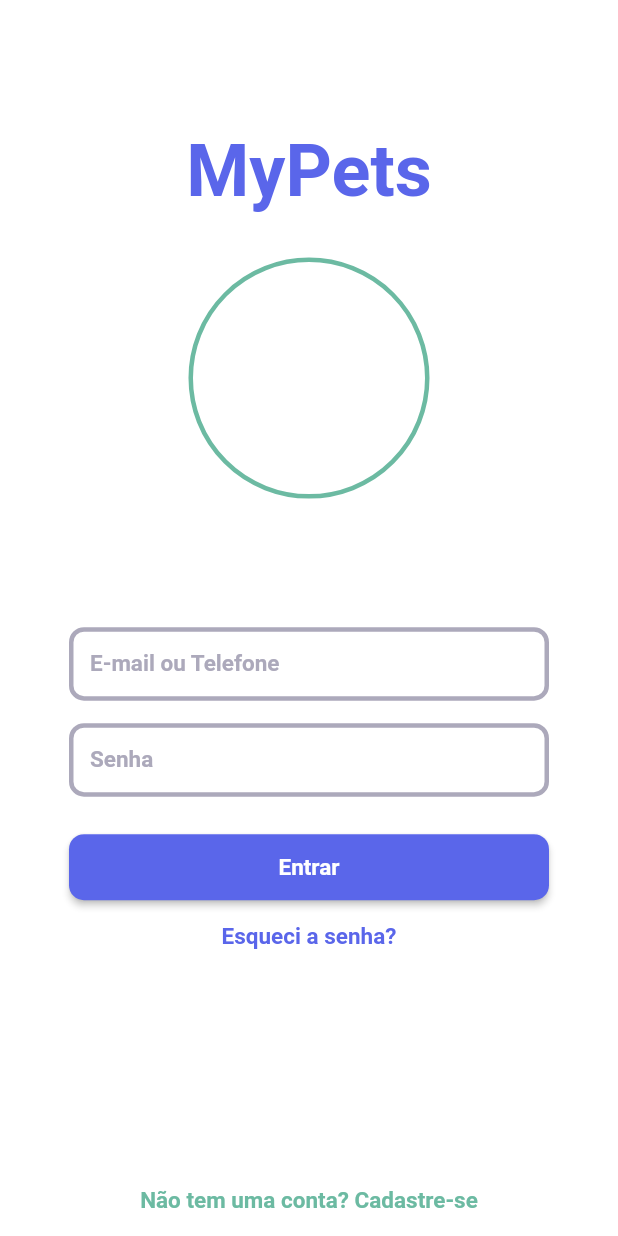
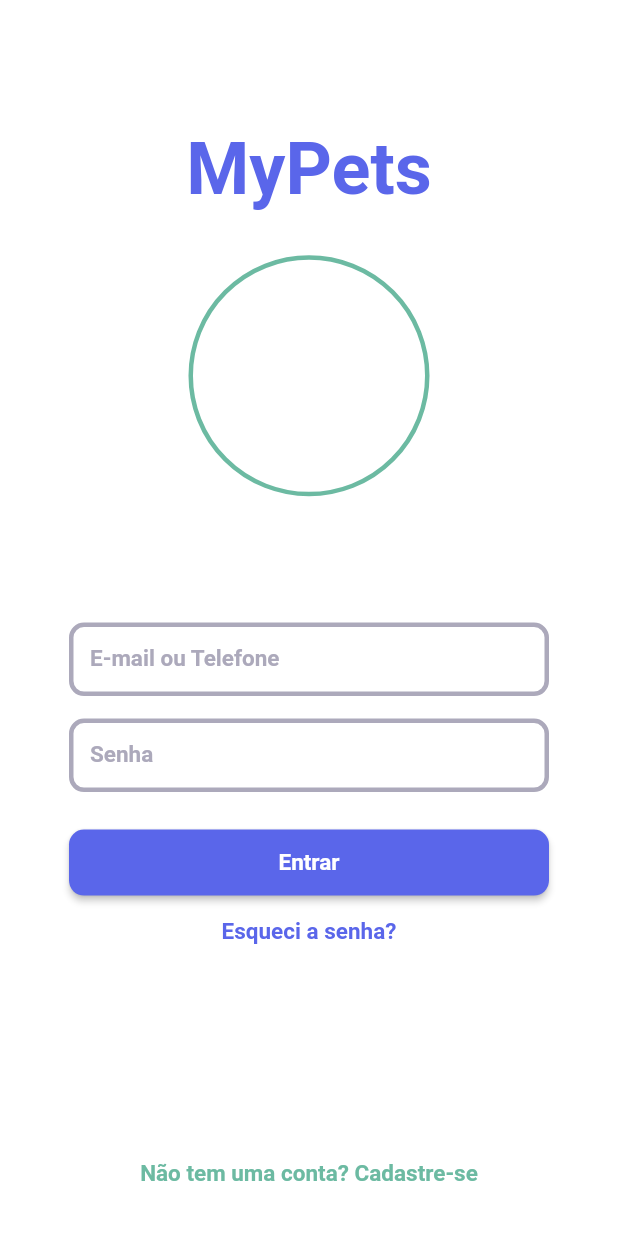
Before and after one commit to mypets-fiap/mypets_app, a Flutter app: the screen it shows after launch, on a phone screen of 412 x 824 dp. Run offline on Flutter 3.47's test engine with Material 2 defaults, Android fonts, the phone set to English and light mode, and no system bars; Roboto replaces fonts that are missing (Montserrat).

Commit message:
Ajuste de layout para corrigir versão web

```diff
--- a/lib/app/pages/login_page.dart
+++ b/lib/app/pages/login_page.dart
@@ -43,7 +43,7 @@ class LoginPage extends StatelessWidget {
               ),
             ),
             Flexible(
-              flex: 2975,
+              flex: 3250,
               child: Padding(
                 padding: const EdgeInsets.symmetric(horizontal: 46),
                 child: Form(
@@ -63,12 +63,12 @@ class LoginPage extends StatelessWidget {
               ),
             ),
             Flexible(
-              flex: 2000,
+              flex: 1800,
               child: Column(
                 mainAxisAlignment: MainAxisAlignment.end,
                 children: const [
                   Padding(
-                    padding: EdgeInsets.only(bottom: 0),
+                    padding: EdgeInsets.only(bottom: 18),
                     child: AppTextButton(
                       label: "Não tem uma conta? Cadastre-se",
                       fontColor: AppColor.secundaryColor,
```
